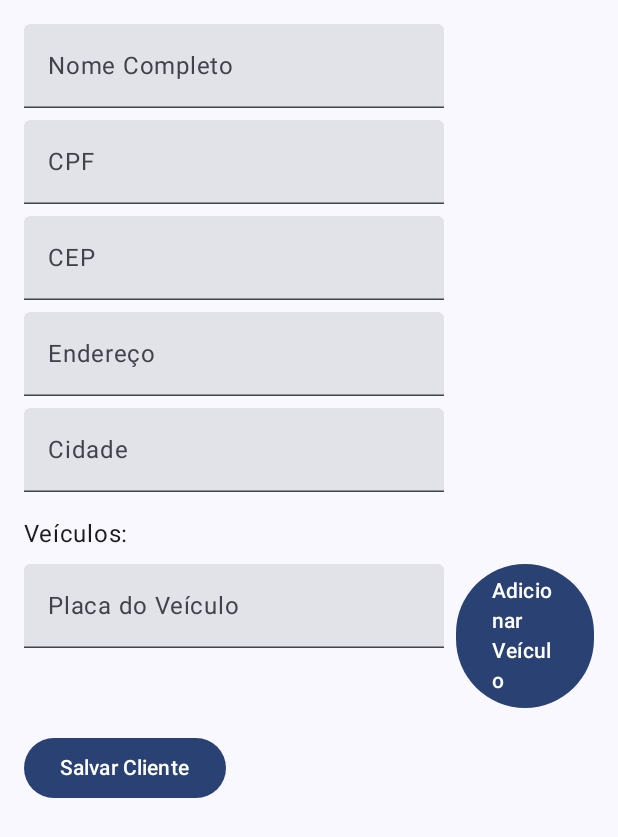
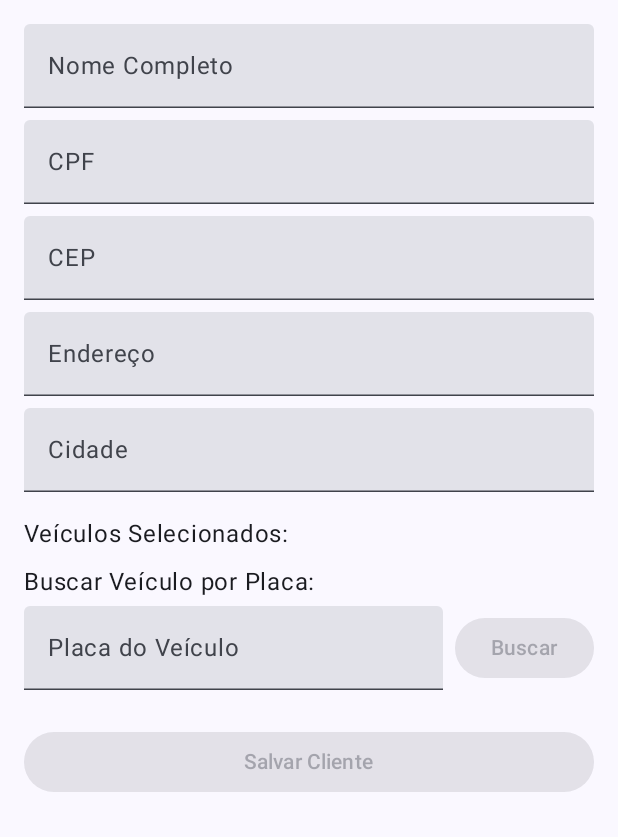
Before and after one commit to LucasCadaval/OficinaApp, an Android app built with Jetpack Compose: the composable NovoClienteScreen shown on its own in the app's theme, on a phone screen of 412 x 824 dp. Shown: the top 837 px of the screen. Run offline under Robolectric (Android 15) with nearby library versions, the phone set to English and light mode, and no system bars; our stand-ins replace Firebase (no records; nobody signed in at launch, a user with empty details on screens opened directly).

Commit message:
Adicionada busca de carros no cadastro do cliente

```diff
--- a/app/build.gradle.kts
+++ b/app/build.gradle.kts
@@ -80,6 +80,9 @@ dependencies {
     implementation("com.google.firebase:firebase-analytics")
     implementation("com.google.firebase:firebase-firestore-ktx:24.5.0")
 
+    // Kotlin Coroutines para Firebase
+    implementation("org.jetbrains.kotlinx:kotlinx-coroutines-play-services:1.7.3")
+
     // Banco SQLite
     implementation("androidx.room:room-runtime:2.5.2")
     ksp("androidx.room:room-compiler:2.5.2")
--- a/app/src/main/java/com/example/oficina/ui/clientes/NovoClienteScreen.kt
+++ b/app/src/main/java/com/example/oficina/ui/clientes/NovoClienteScreen.kt
@@ -1,17 +1,25 @@
 package com.example.oficina.ui.clientes
 
+import androidx.compose.foundation.clickable
 import androidx.compose.foundation.layout.*
+import androidx.compose.foundation.lazy.LazyColumn
+import androidx.compose.foundation.lazy.items
 import androidx.compose.material3.*
 import androidx.compose.runtime.*
+import androidx.compose.ui.Alignment
 import androidx.compose.ui.Modifier
 import androidx.compose.ui.unit.dp
 import com.example.oficina.models.Cliente
+import com.example.oficina.models.Veiculo
 import com.example.oficina.utils.applyCepMask
 import com.example.oficina.utils.applyCpfMask
 import com.example.oficina.utils.applyPlacaMask
+import kotlinx.coroutines.launch
 
 @Composable
 fun NovoClienteScreen(viewModel: ClientesViewModel, onBack: () -> Unit) {
+    val coroutineScope = rememberCoroutineScope()
+
     var nome by remember { mutableStateOf("") }
     var cpf by remember { mutableStateOf("") }
     var cep by remember { mutableStateOf("") }
@@ -20,49 +28,152 @@ fun NovoClienteScreen(viewModel: ClientesViewModel, onBack: () -> Unit) {
     var veiculoPlaca by remember { mutableStateOf("") }
     val veiculos = remember { mutableStateListOf<String>() }
 
-    Column(modifier = Modifier.padding(16.dp)) {
-        TextField(value = nome, onValueChange = { nome = it }, label = { Text("Nome Completo") })
+    // Estados para o buscador de veículos
+    var searchQuery by remember { mutableStateOf("") }
+    val searchResults by viewModel.searchResults.collectAsState()
+    val isLoading by viewModel.isLoading.collectAsState()
+    val searchError by viewModel.searchError.collectAsState()
+
+    Column(
+        modifier = Modifier
+            .padding(16.dp)
+            .fillMaxSize()
+    ) {
+        // Campos do Formulário
+        TextField(
+            value = nome,
+            onValueChange = { nome = it },
+            label = { Text("Nome Completo") },
+            modifier = Modifier.fillMaxWidth()
+        )
         Spacer(modifier = Modifier.height(8.dp))
         TextField(
             value = cpf,
             onValueChange = { cpf = applyCpfMask(it) },
-            label = { Text("CPF") }
+            label = { Text("CPF") },
+            modifier = Modifier.fillMaxWidth()
         )
         Spacer(modifier = Modifier.height(8.dp))
         TextField(
             value = cep,
             onValueChange = { cep = applyCepMask(it) },
-            label = { Text("CEP") }
+            label = { Text("CEP") },
+            modifier = Modifier.fillMaxWidth()
         )
         Spacer(modifier = Modifier.height(8.dp))
-        TextField(value = endereco, onValueChange = { endereco = it }, label = { Text("Endereço") })
+        TextField(
+            value = endereco,
+            onValueChange = { endereco = it },
+            label = { Text("Endereço") },
+            modifier = Modifier.fillMaxWidth()
+        )
         Spacer(modifier = Modifier.height(8.dp))
-        TextField(value = cidade, onValueChange = { cidade = it }, label = { Text("Cidade") })
+        TextField(
+            value = cidade,
+            onValueChange = { cidade = it },
+            label = { Text("Cidade") },
+            modifier = Modifier.fillMaxWidth()
+        )
         Spacer(modifier = Modifier.height(16.dp))
 
-        Text("Veículos:")
+        // Lista de Veículos Selecionados
+        Text("Veículos Selecionados:")
         veiculos.forEach { placa ->
             Text(" - $placa")
         }
         Spacer(modifier = Modifier.height(8.dp))
-        Row {
+
+        // Buscador de Veículos
+        Text("Buscar Veículo por Placa:")
+        Spacer(modifier = Modifier.height(4.dp))
+        Row(modifier = Modifier.fillMaxWidth()) {
             TextField(
-                value = veiculoPlaca,
-                onValueChange = { veiculoPlaca = applyPlacaMask(it) },
-                label = { Text("Placa do Veículo") }
+                value = searchQuery,
+                onValueChange = { query ->
+                    searchQuery = applyPlacaMask(query)
+                },
+                label = { Text("Placa do Veículo") },
+                modifier = Modifier.weight(1f)
             )
             Spacer(modifier = Modifier.width(8.dp))
-            Button(onClick = {
-                if (veiculoPlaca.isNotBlank()) {
-                    veiculos.add(veiculoPlaca)
-                    veiculoPlaca = ""
-                }
-            }) {
-                Text("Adicionar Veículo")
+            Button(
+                onClick = {
+                    if (searchQuery.isNotBlank()) {
+                        coroutineScope.launch {
+                            viewModel.searchVeiculosByPlaca(searchQuery)
                         }
                     }
+                },
+                enabled = !isLoading && searchQuery.isNotBlank(),
+                modifier = Modifier.align(Alignment.CenterVertically)
+            ) {
+                Text("Buscar")
+            }
+        }
+
+        Spacer(modifier = Modifier.height(8.dp))
+
+        // Exibir Indicador de Carregamento
+        if (isLoading) {
+            CircularProgressIndicator(modifier = Modifier.align(Alignment.CenterHorizontally))
+            Spacer(modifier = Modifier.height(8.dp))
+        }
+
+        // Exibir Erro de Busca
+        searchError?.let { error ->
+            Text(
+                text = error,
+                color = MaterialTheme.colorScheme.error,
+                style = MaterialTheme.typography.bodySmall,
+                modifier = Modifier.padding(8.dp)
+            )
+        }
+
+        // Exibir Resultados da Busca
+        if (searchResults.isNotEmpty()) {
+            Text("Resultados da Busca:")
+            Spacer(modifier = Modifier.height(4.dp))
+            LazyColumn(
+                modifier = Modifier
+                    .heightIn(max = 200.dp)
+                    .fillMaxWidth()
+            ) {
+                items(searchResults) { veiculo ->
+                    Card(
+                        modifier = Modifier
+                            .fillMaxWidth()
+                            .padding(vertical = 4.dp)
+                            .clickable {
+                                veiculos.add(veiculo.placa)
+                                searchQuery = ""
+                                // Limpa os resultados após a seleção chamando o método do ViewModel
+                                viewModel.clearSearchResults()
+                            },
+                        elevation = CardDefaults.cardElevation(defaultElevation = 2.dp)
+                    ) {
+                        Column(modifier = Modifier.padding(8.dp)) {
+                            Text("Placa: ${veiculo.placa}", style = MaterialTheme.typography.bodyLarge)
+                            Text("Nome: ${veiculo.nome}", style = MaterialTheme.typography.bodyMedium)
+                            Text("Marca: ${veiculo.marca}", style = MaterialTheme.typography.bodyMedium)
+                            Text("Cor: ${veiculo.cor}", style = MaterialTheme.typography.bodyMedium)
+                        }
+                    }
+                }
+            }
+        } else if (!isLoading && searchQuery.isNotBlank() && searchResults.isEmpty()) {
+            Text("Nenhum veículo encontrado com a placa \"$searchQuery\".")
+        }
+
         Spacer(modifier = Modifier.height(16.dp))
-        Button(onClick = {
+
+        // Botão para Salvar Cliente
+        Button(
+            onClick = {
+                // Validações básicas (pode ser expandido conforme necessário)
+                if (nome.isBlank() || cpf.isBlank() || cep.isBlank() || endereco.isBlank() || cidade.isBlank()) {
+                    // Exibir mensagem de erro ou feedback ao usuário
+                    // Implementação opcional
+                } else {
                     val cliente = Cliente(
                         nome = nome,
                         cpf = cpf,
@@ -71,8 +182,21 @@ fun NovoClienteScreen(viewModel: ClientesViewModel, onBack: () -> Unit) {
                         cidade = cidade,
                         veiculos = veiculos.toList()
                     )
-            viewModel.addCliente(cliente, onBack)
-        }) {
+                    coroutineScope.launch {
+                        viewModel.addCliente(
+                            cliente,
+                            onComplete = { onBack() },
+                            onFailure = { e ->
+                                // Trate o erro, por exemplo, exiba uma mensagem ao usuário
+                                // Implementação opcional
+                            }
+                        )
+                    }
+                }
+            },
+            modifier = Modifier.fillMaxWidth(),
+            enabled = nome.isNotBlank() && cpf.isNotBlank() && cep.isNotBlank() && endereco.isNotBlank() && cidade.isNotBlank()
+        ) {
             Text("Salvar Cliente")
         }
     }
```
Also changed, not shown: app/src/main/java/com/example/oficina/ui/clientes/ClientesViewModel.kt (+101 -3 lines). Lines whose indentation alone changed are shown as unchanged.
